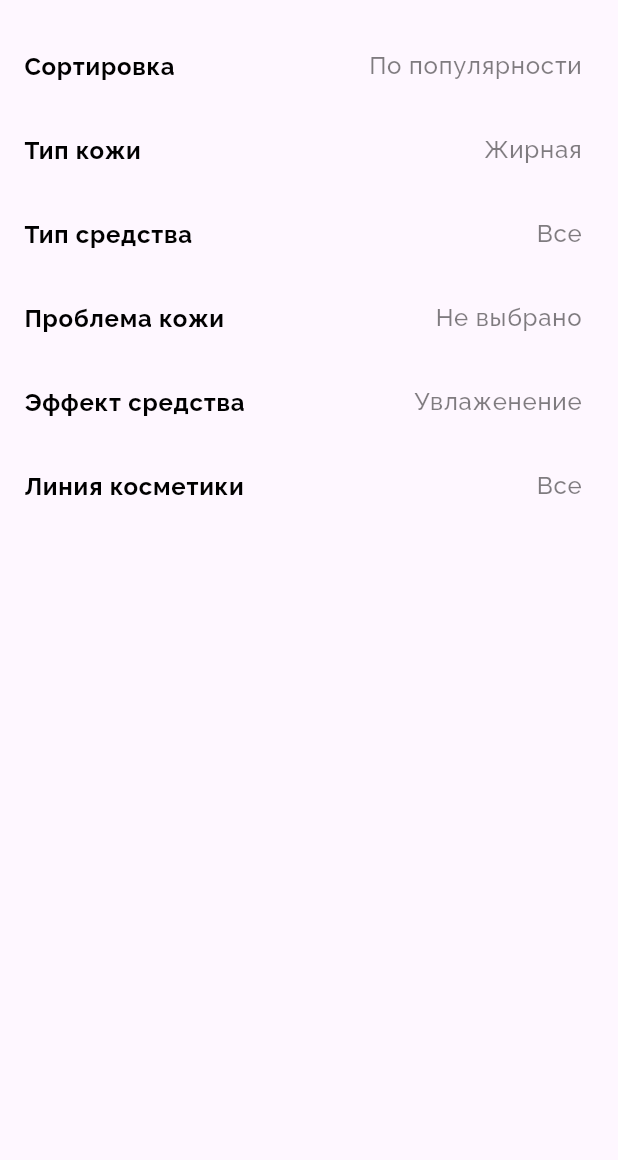
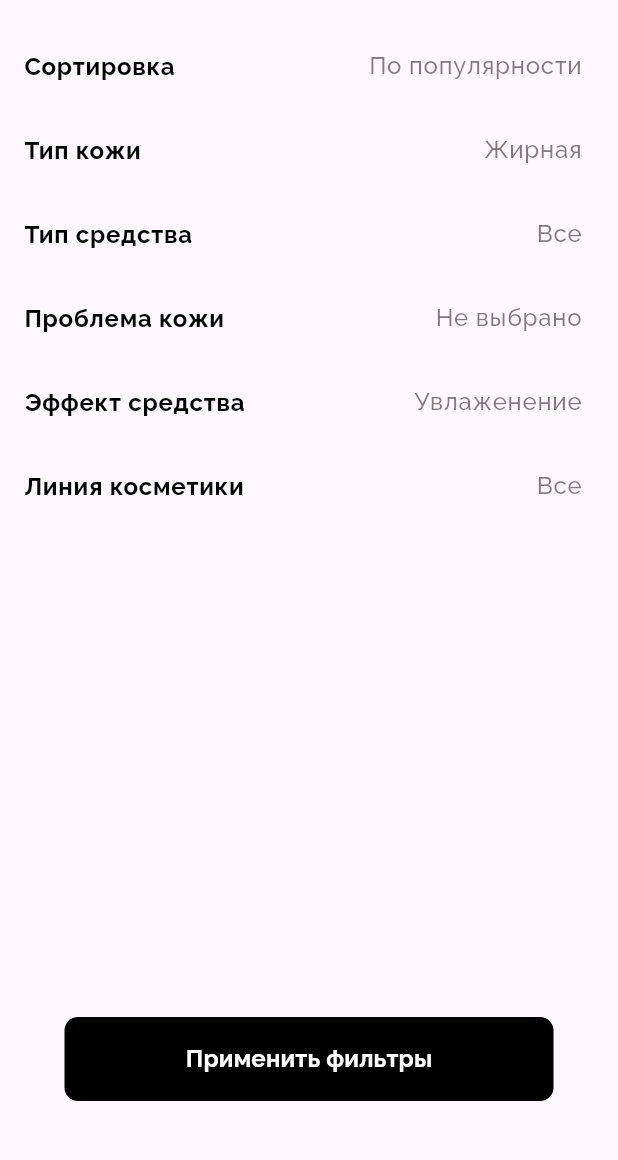
Before and after one commit to DenUP/cosmetics_app, a Flutter app: the FilterShop screen opened by its route, on a phone screen of 412 x 824 dp, the part 60-1220 px from its top. Run offline on Flutter 3.47's test engine with Material 3 defaults, Android fonts, the phone set to English and light mode, and no system bars.

Commit message:
add: Filter - Button

```diff
--- a/lib/screen/filter_shop.dart
+++ b/lib/screen/filter_shop.dart
@@ -1,4 +1,5 @@
 import 'package:cosmetics_app/data/filter_list.dart';
+import 'package:cosmetics_app/widgets/app_button.dart';
 import 'package:flutter/material.dart';
 
 class FilterShop extends StatelessWidget {
@@ -25,7 +26,9 @@ class FilterShop extends StatelessWidget {
         centerTitle: true,
         title: const Text('Фильтры'),
       ),
-      body: ListView.builder(
+      body: Column(
+        children: [
+          ListView.builder(
             itemCount: filterList.length,
             shrinkWrap: true,
             itemBuilder: (context, index) {
@@ -57,6 +60,26 @@ class FilterShop extends StatelessWidget {
               );
             },
           ),
+          const Spacer(),
+          SizedBox(
+            height: 56,
+            width: 326,
+            child: AppButton(
+              text: 'Применить фильтры',
+              background: Colors.black,
+              border: Colors.transparent,
+              textIsWhite: true,
+              radius: 9,
+              textSize: 16,
+              onPressed: () =>
+                  Navigator.of(context).pushNamed('/katalog/type/zhirnay'),
+            ),
+          ),
+          const SizedBox(
+            height: 50,
+          ),
+        ],
+      ),
     );
   }
 }
```
Lines whose indentation alone changed are shown as unchanged.
